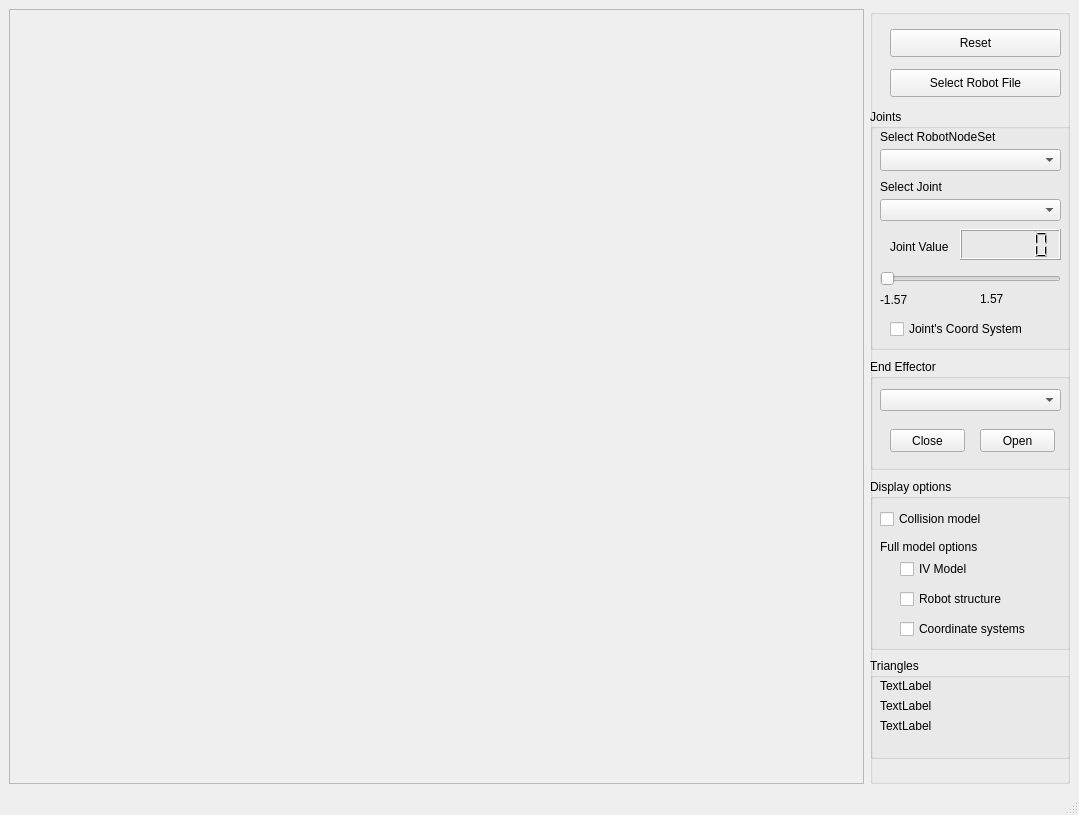
This is VirtualRobot/examples/RobotViewer/RobotViewer.ui in softbankrobotics-research/Simox as Qt 5 draws it before an edit. The edited form follows.
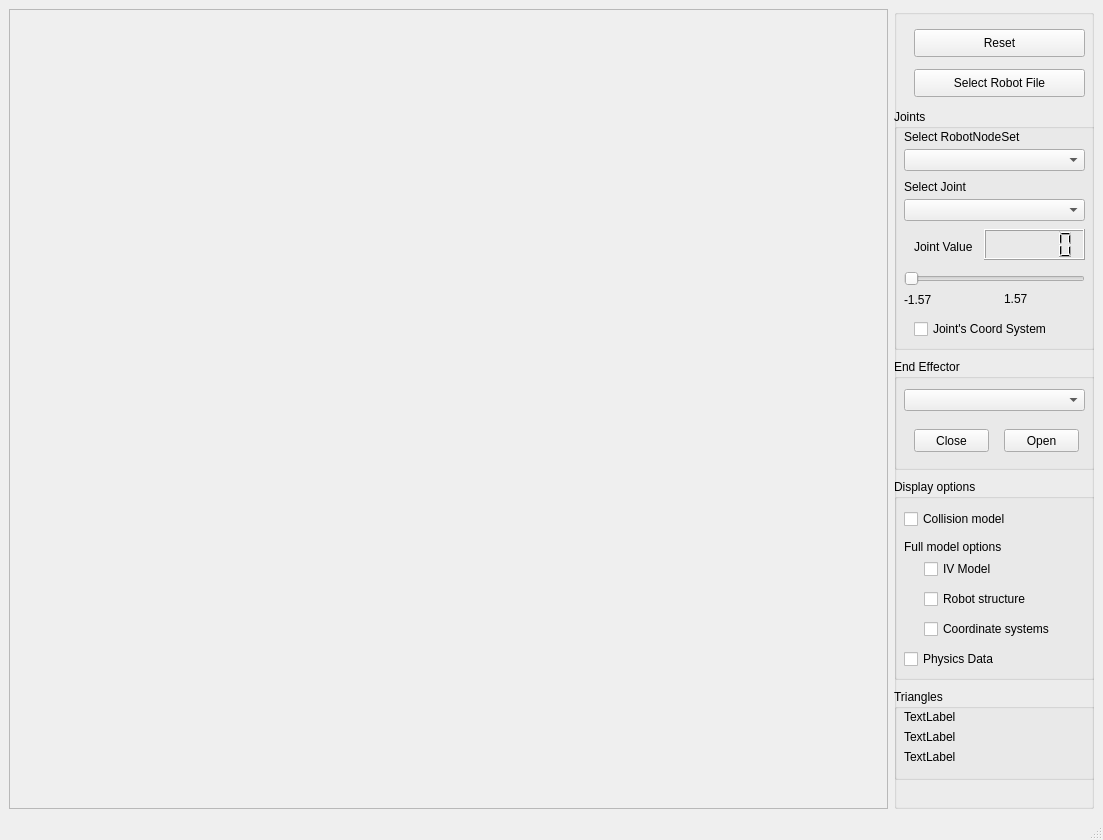
This is the edited form.

Commit message: Added CoM visualization to RobotViewer. Added some related functionality to base classes.

Diff of the .ui file:
```diff
--- a/VirtualRobot/examples/RobotViewer/RobotViewer.ui
+++ b/VirtualRobot/examples/RobotViewer/RobotViewer.ui
@@ -6,8 +6,8 @@
    <rect>
     <x>0</x>
     <y>0</y>
-    <width>1079</width>
-    <height>815</height>
+    <width>1103</width>
+    <height>840</height>
    </rect>
   </property>
   <property name="windowTitle">
@@ -55,7 +55,7 @@
          <x>0</x>
          <y>470</y>
          <width>201</width>
-         <height>171</height>
+         <height>201</height>
         </rect>
        </property>
        <property name="title">
@@ -126,6 +126,19 @@
          <string>Full model options</string>
         </property>
        </widget>
+       <widget class="QCheckBox" name="checkBoxPhysics">
+        <property name="geometry">
+         <rect>
+          <x>10</x>
+          <y>170</y>
+          <width>131</width>
+          <height>20</height>
+         </rect>
+        </property>
+        <property name="text">
+         <string>Physics Data</string>
+        </property>
+       </widget>
       </widget>
       <widget class="QPushButton" name="pushButtonLoad">
        <property name="geometry">
@@ -354,9 +367,9 @@
        <property name="geometry">
         <rect>
          <x>0</x>
-         <y>649</y>
+         <y>680</y>
          <width>201</width>
-         <height>101</height>
+         <height>91</height>
         </rect>
        </property>
        <property name="title">
```
Left out of the diff: 3 changed lines with no effect on the pictures. The commit also changes 12 other files.
